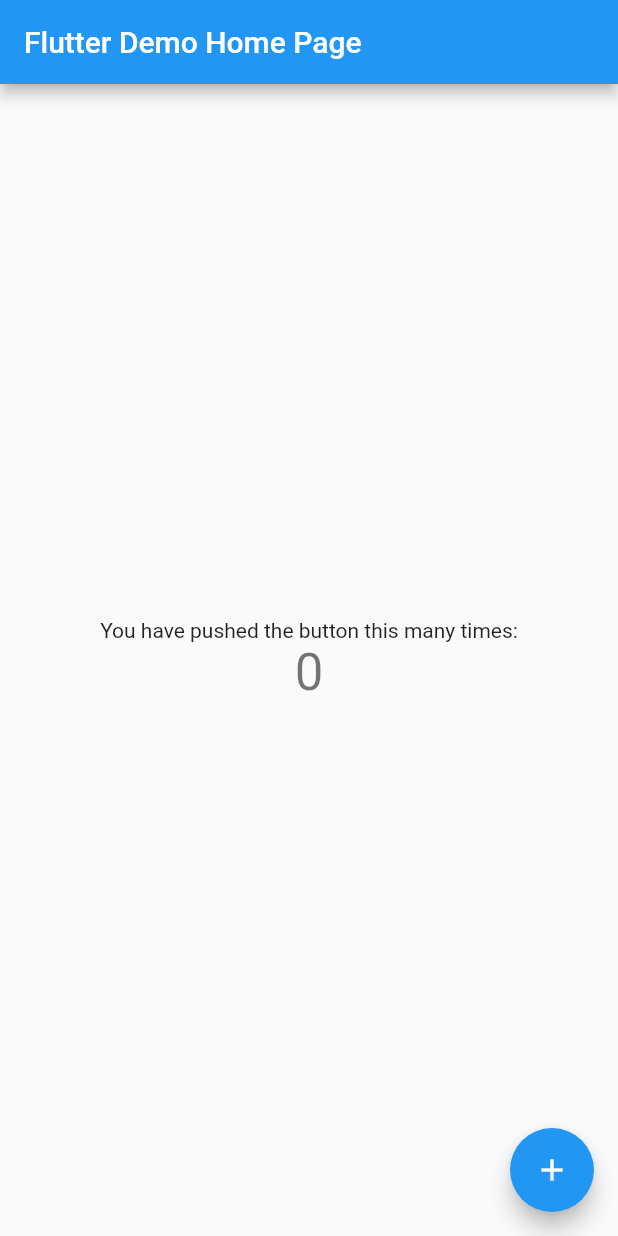
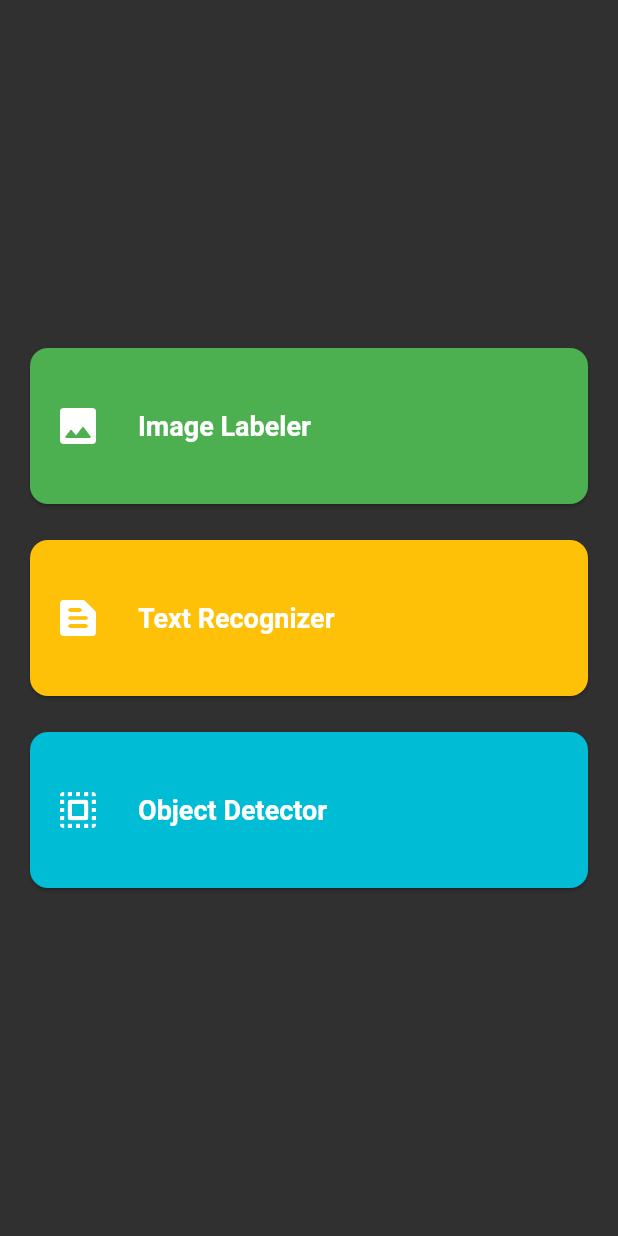
Before and after one commit to macSro/Google-ML-Kit-Playground, a Flutter app: the screen it shows after launch, on a phone screen of 412 x 824 dp. Run offline on Flutter 3.47's test engine with Material 2 defaults, Android fonts, the phone set to English and light mode, and no system bars.

Commit message:
Created the app structure. Linked to Firebase.

```diff
--- a/lib/main.dart
+++ b/lib/main.dart
@@ -1,4 +1,5 @@
 import 'package:flutter/material.dart';
+import 'package:lab3/screens/home_screen.dart';
 
 void main() {
   runApp(const MyApp());
@@ -7,109 +8,12 @@ void main() {
 class MyApp extends StatelessWidget {
   const MyApp({Key? key}) : super(key: key);
 
-  // This widget is the root of your application.
   @override
   Widget build(BuildContext context) {
     return MaterialApp(
       title: 'Flutter Demo',
-      theme: ThemeData(
-        // This is the theme of your application.
-        //
-        // Try running your application with "flutter run". You'll see the
-        // application has a blue toolbar. Then, without quitting the app, try
-        // changing the primarySwatch below to Colors.green and then invoke
-        // "hot reload" (press "r" in the console where you ran "flutter run",
-        // or simply save your changes to "hot reload" in a Flutter IDE).
-        // Notice that the counter didn't reset back to zero; the application
-        // is not restarted.
-        primarySwatch: Colors.blue,
-      ),
-      home: const MyHomePage(title: 'Flutter Demo Home Page'),
+      theme: ThemeData.dark(),
+      home: const HomeScreen(),
     );
   }
 }
-
-class MyHomePage extends StatefulWidget {
-  const MyHomePage({Key? key, required this.title}) : super(key: key);
-
-  // This widget is the home page of your application. It is stateful, meaning
-  // that it has a State object (defined below) that contains fields that affect
-  // how it looks.
-
-  // This class is the configuration for the state. It holds the values (in this
-  // case the title) provided by the parent (in this case the App widget) and
-  // used by the build method of the State. Fields in a Widget subclass are
-  // always marked "final".
-
-  final String title;
-
-  @override
-  State<MyHomePage> createState() => _MyHomePageState();
-}
-
-class _MyHomePageState extends State<MyHomePage> {
-  int _counter = 0;
-
-  void _incrementCounter() {
-    setState(() {
-      // This call to setState tells the Flutter framework that something has
-      // changed in this State, which causes it to rerun the build method below
-      // so that the display can reflect the updated values. If we changed
-      // _counter without calling setState(), then the build method would not be
-      // called again, and so nothing would appear to happen.
-      _counter++;
-    });
-  }
-
-  @override
-  Widget build(BuildContext context) {
-    // This method is rerun every time setState is called, for instance as done
-    // by the _incrementCounter method above.
-    //
-    // The Flutter framework has been optimized to make rerunning build methods
-    // fast, so that you can just rebuild anything that needs updating rather
-    // than having to individually change instances of widgets.
-    return Scaffold(
-      appBar: AppBar(
-        // Here we take the value from the MyHomePage object that was created by
-        // the App.build method, and use it to set our appbar title.
-        title: Text(widget.title),
-      ),
-      body: Center(
-        // Center is a layout widget. It takes a single child and positions it
-        // in the middle of the parent.
-        child: Column(
-          // Column is also a layout widget. It takes a list of children and
-          // arranges them vertically. By default, it sizes itself to fit its
-          // children horizontally, and tries to be as tall as its parent.
-          //
-          // Invoke "debug painting" (press "p" in the console, choose the
-          // "Toggle Debug Paint" action from the Flutter Inspector in Android
-          // Studio, or the "Toggle Debug Paint" command in Visual Studio Code)
-          // to see the wireframe for each widget.
-          //
-          // Column has various properties to control how it sizes itself and
-          // how it positions its children. Here we use mainAxisAlignment to
-          // center the children vertically; the main axis here is the vertical
-          // axis because Columns are vertical (the cross axis would be
-          // horizontal).
-          mainAxisAlignment: MainAxisAlignment.center,
-          children: <Widget>[
-            const Text(
-              'You have pushed the button this many times:',
-            ),
-            Text(
-              '$_counter',
-              style: Theme.of(context).textTheme.headline4,
-            ),
-          ],
-        ),
-      ),
-      floatingActionButton: FloatingActionButton(
-        onPressed: _incrementCounter,
-        tooltip: 'Increment',
-        child: const Icon(Icons.add),
-      ), // This trailing comma makes auto-formatting nicer for build methods.
-    );
-  }
-}
--- /dev/null
+++ b/lib/screens/home_screen.dart
@@ -0,0 +1,86 @@
+import 'package:flutter/material.dart';
+import 'package:lab3/screens/object_detector_screen.dart';
+import 'package:lab3/screens/text_recognizer_screen.dart';
+
+import 'image_labeler_screen.dart';
+
+class HomeScreen extends StatelessWidget {
+  const HomeScreen({Key? key}) : super(key: key);
+
+  @override
+  Widget build(BuildContext context) {
+    return SafeArea(
+      child: Scaffold(
+        body: Padding(
+          padding: const EdgeInsets.all(16.0),
+          child: Column(
+            mainAxisAlignment: MainAxisAlignment.center,
+            children: [
+              _customCard(
+                title: 'Image Labeler',
+                icon: Icons.image_rounded,
+                color: Colors.green,
+                context: context,
+                navigator: (context) => const ImageLabelerScreen(),
+              ),
+              const SizedBox(height: 16),
+              _customCard(
+                title: 'Text Recognizer',
+                icon: Icons.text_snippet_rounded,
+                color: Colors.amber,
+                context: context,
+                navigator: (context) => const TextRecognizerScreen(),
+              ),
+              const SizedBox(height: 16),
+              _customCard(
+                title: 'Object Detector',
+                icon: Icons.select_all_rounded,
+                color: Colors.cyan,
+                context: context,
+                navigator: (context) => const ObjectDetectorScreen(),
+              ),
+            ],
+          ),
+        ),
+      ),
+    );
+  }
+
+  _customCard({
+    required String title,
+    required IconData icon,
+    required Color color,
+    required BuildContext context,
+    required Widget Function(BuildContext) navigator,
+  }) {
+    return Card(
+      color: color,
+      shape: RoundedRectangleBorder(borderRadius: BorderRadius.circular(12)),
+      child: ListTile(
+        contentPadding: const EdgeInsets.symmetric(
+          horizontal: 16,
+          vertical: 24,
+        ),
+        leading: Icon(
+          icon,
+          size: 32,
+          color: Colors.white,
+        ),
+        title: Text(
+          title,
+          style: const TextStyle(
+            fontSize: 18,
+            fontWeight: FontWeight.bold,
+            color: Colors.white,
+          ),
+        ),
+        onTap: () => Navigator.push(
+          context,
+          MaterialPageRoute(
+            builder: navigator,
+          ),
+        ),
+      ),
+    );
+  }
+}
--- /dev/null
+++ b/lib/screens/image_labeler_screen.dart
@@ -0,0 +1,10 @@
+import 'package:flutter/material.dart';
+
+class ImageLabelerScreen extends StatelessWidget {
+  const ImageLabelerScreen({Key? key}) : super(key: key);
+
+  @override
+  Widget build(BuildContext context) {
+    return Container();
+  }
+}
--- /dev/null
+++ b/lib/screens/object_detector_screen.dart
@@ -0,0 +1,10 @@
+import 'package:flutter/material.dart';
+
+class ObjectDetectorScreen extends StatelessWidget {
+  const ObjectDetectorScreen({Key? key}) : super(key: key);
+
+  @override
+  Widget build(BuildContext context) {
+    return Container();
+  }
+}
--- /dev/null
+++ b/lib/screens/text_recognizer_screen.dart
@@ -0,0 +1,10 @@
+import 'package:flutter/material.dart';
+
+class TextRecognizerScreen extends StatelessWidget {
+  const TextRecognizerScreen({Key? key}) : super(key: key);
+
+  @override
+  Widget build(BuildContext context) {
+    return Container();
+  }
+}
```
Also changed, not shown: 3 other files.
